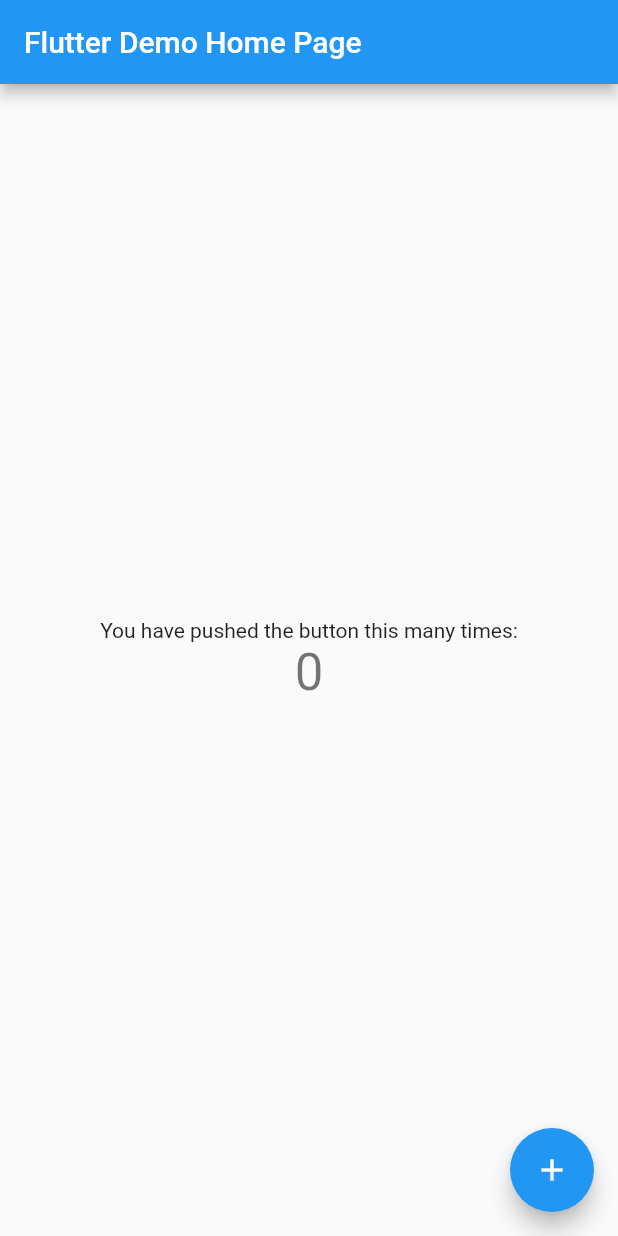
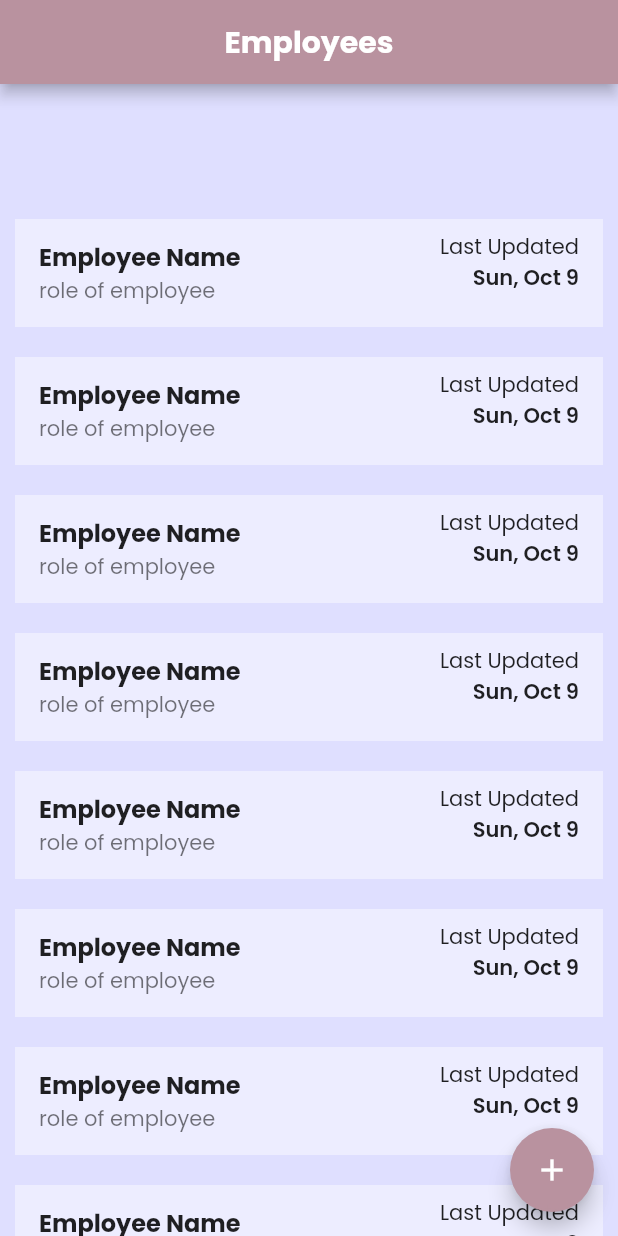
Before and after one commit to DarshanDusad/Work-Tracker-Frontend, a Flutter app: the screen it shows after launch, on a phone screen of 412 x 824 dp. Run offline on Flutter 3.47's test engine with Material 2 defaults, Android fonts, the light colour scheme and no system bars.

Commit message:
initial commit

```diff
--- a/work_tracker/lib/main.dart
+++ b/work_tracker/lib/main.dart
@@ -1,4 +1,6 @@
 import 'package:flutter/material.dart';
+import 'package:work_tracker/screens/admin_dashboard.dart';
+import 'package:work_tracker/screens/user_timesheet.dart';
 
 void main() {
   runApp(const MyApp());
@@ -24,7 +26,12 @@
         // is not restarted.
         primarySwatch: Colors.blue,
       ),
-      home: const MyHomePage(title: 'Flutter Demo Home Page'),
+      // home: const MyHomePage(title: 'Flutter Demo Home Page'),
+      home: AdminDashboard(),
+      routes: {
+        UserTimesheet.route: (ctx) => const UserTimesheet(),
+        AdminDashboard.route: (ctx) => const AdminDashboard(),
+      },
     );
   }
 }
--- /dev/null
+++ b/work_tracker/lib/screens/admin_dashboard.dart
@@ -0,0 +1,118 @@
+import 'package:flutter/material.dart';
+import 'package:intl/intl.dart';
+import 'package:work_tracker/screens/user_timesheet.dart';
+
+class AdminDashboard extends StatefulWidget {
+  const AdminDashboard({super.key});
+  static const route = '/admin-dashboard';
+
+  @override
+  State<AdminDashboard> createState() => _AdminDashboardState();
+}
+
+class _AdminDashboardState extends State<AdminDashboard> {
+  @override
+  bool isVisible = false;
+
+  Widget build(BuildContext context) {
+    return Scaffold(
+      backgroundColor: const Color(0xD9D9D9ff),
+      appBar: AppBar(
+        backgroundColor: const Color.fromARGB(254, 185, 146, 159),
+        centerTitle: true,
+        title: const Text(
+          "Employees",
+          style: TextStyle(
+            fontFamily: 'Poppins',
+            fontWeight: FontWeight.bold,
+          ),
+          textAlign: TextAlign.center,
+        ),
+      ),
+      body: Container(
+        margin: const EdgeInsets.fromLTRB(0, 80, 0, 0),
+        child: ListView.builder(
+          itemBuilder: (ctx, idx) => Container(
+            color: const Color(0xEEEEEEff),
+            margin: const EdgeInsets.all(10),
+            child: ListTile(
+              onTap: () {
+                Navigator.of(context).pushNamed(UserTimesheet.route);
+              },
+              title: const Text(
+                'Employee Name',
+                style: TextStyle(
+                  fontWeight: FontWeight.bold,
+                  fontFamily: 'Poppins',
+                ),
+              ),
+              subtitle: const Text(
+                "role of employee",
+                style: TextStyle(
+                  fontFamily: 'Poppins',
+                ),
+              ),
+              trailing: Column(
+                crossAxisAlignment: CrossAxisAlignment.end,
+                children: [
+                  const Text(
+                    "Last Updated",
+                    style: TextStyle(fontFamily: 'Poppins'),
+                  ),
+                  Text(
+                    DateFormat.MMMEd().format(DateTime.now()),
+                    style: const TextStyle(
+                      fontFamily: 'Poppins',
+                      fontWeight: FontWeight.w600,
+                    ),
+                  )
+                ],
+              ),
+            ),
+          ),
+          itemCount: 10,
+        ),
+      ),
+      floatingActionButton: isVisible
+          ? Column(
+              mainAxisAlignment: MainAxisAlignment.end,
+              children: [
+                FloatingActionButton(
+                  backgroundColor: const Color.fromARGB(254, 185, 146, 159),
+                  onPressed: () {},
+                  child: const Icon(Icons.logout),
+                ),
+                const SizedBox(
+                  height: 5,
+                ),
+                FloatingActionButton(
+                  backgroundColor: const Color.fromARGB(254, 185, 146, 159),
+                  onPressed: () {},
+                  child: const Icon(Icons.person_add_alt_sharp),
+                ),
+                const SizedBox(
+                  height: 5,
+                ),
+                FloatingActionButton(
+                  backgroundColor: const Color.fromARGB(254, 185, 146, 159),
+                  onPressed: () {
+                    setState(() {
+                      isVisible = !isVisible;
+                    });
+                  },
+                  child: const Icon(Icons.add),
+                ),
+              ],
+            )
+          : FloatingActionButton(
+              onPressed: () {
+                setState(() {
+                  isVisible = !isVisible;
+                });
+              },
+              backgroundColor: const Color.fromARGB(254, 185, 146, 159),
+              child: const Icon(Icons.add),
+            ),
+    );
+  }
+}
```
Also changed, not shown: work_tracker/lib/screens/user_timesheet.dart (added, +145 -0 lines), work_tracker/pubspec.yaml (+22 -6 lines), work_tracker/assets/fonts/ArchitectsDaughter-Regular.ttf (added), work_tracker/assets/fonts/CustomIcons.ttf (added), work_tracker/assets/fonts/Inter-Bold.ttf (added), work_tracker/assets/fonts/Inter-Medium.ttf (added), work_tracker/assets/fonts/Inter-Regular.ttf (added), work_tracker/assets/fonts/Inter-SemiBold.ttf (added), work_tracker/assets/fonts/Nunito-Bold.ttf (added), work_tracker/assets/fonts/Nunito-SemiBold.ttf (added), work_tracker/assets/fonts/NunitoSans-ExtraBold.ttf (added), work_tracker/assets/fonts/NunitoSans-Regular.ttf (added), work_tracker/assets/fonts/Poppins-Bold.ttf (added), work_tracker/assets/fonts/Poppins-Medium.ttf (added), 5 more files.
